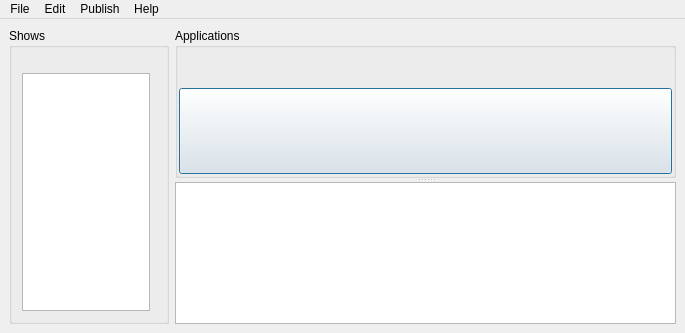
First picture: the form in dumps/studioLauncher_ui.ui, repository subing85/subins_tutorials, before the edit.
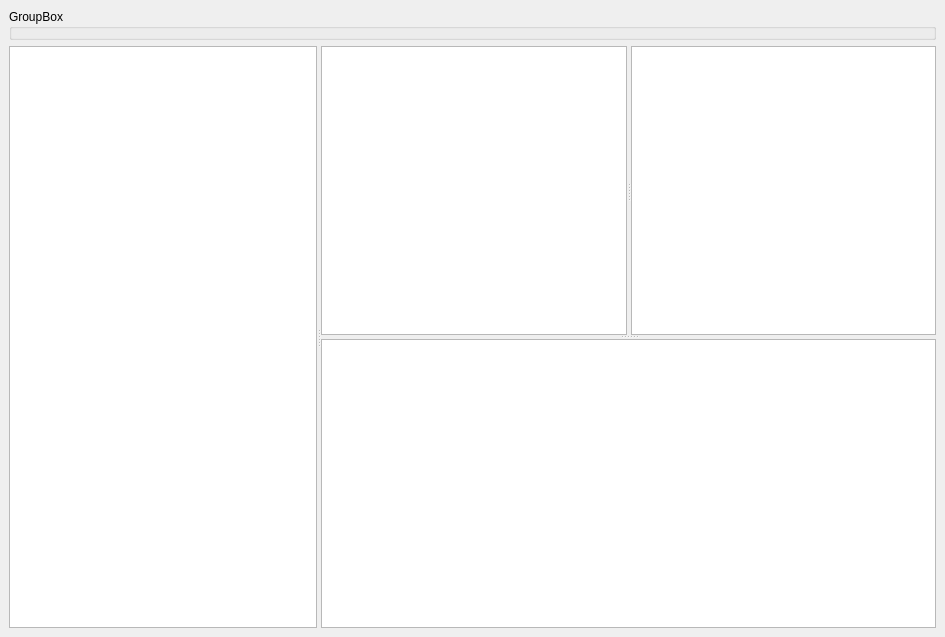
Second picture: the form after the edit.

Patch:
```diff
--- a/dumps/studioLauncher_ui.ui
+++ b/dumps/studioLauncher_ui.ui
@@ -6,155 +6,56 @@
    <rect>
     <x>0</x>
     <y>0</y>
-    <width>685</width>
-    <height>333</height>
+    <width>945</width>
+    <height>637</height>
    </rect>
   </property>
   <property name="windowTitle">
    <string>MainWindow</string>
   </property>
-  <property name="styleSheet">
-   <string notr="true"/>
-  </property>
   <widget class="QWidget" name="centralwidget">
-   <layout class="QHBoxLayout" name="horizontalLayout">
+   <layout class="QVBoxLayout" name="verticalLayout">
     <item>
-     <widget class="QGroupBox" name="groupBox_shows">
+     <widget class="QGroupBox" name="groupBox">
       <property name="sizePolicy">
-       <sizepolicy hsizetype="Fixed" vsizetype="Preferred">
+       <sizepolicy hsizetype="Preferred" vsizetype="Fixed">
         <horstretch>0</horstretch>
         <verstretch>0</verstretch>
        </sizepolicy>
       </property>
-      <property name="minimumSize">
-       <size>
-        <width>160</width>
-        <height>0</height>
-       </size>
-      </property>
-      <property name="maximumSize">
-       <size>
-        <width>160</width>
-        <height>16777215</height>
-       </size>
-      </property>
       <property name="title">
-       <string>Shows</string>
+       <string>GroupBox</string>
       </property>
-      <layout class="QVBoxLayout" name="verticalLayout">
-       <property name="leftMargin">
-        <number>10</number>
-       </property>
-       <property name="topMargin">
-        <number>25</number>
-       </property>
-       <property name="rightMargin">
-        <number>10</number>
-       </property>
-       <property name="bottomMargin">
-        <number>10</number>
-       </property>
-       <item>
-        <widget class="QListWidget" name="listWidget">
-         <property name="minimumSize">
-          <size>
-           <width>128</width>
-           <height>0</height>
-          </size>
-         </property>
-         <property name="maximumSize">
-          <size>
-           <width>128</width>
-           <height>16777215</height>
-          </size>
-         </property>
-        </widget>
-       </item>
-      </layout>
      </widget>
     </item>
     <item>
-     <widget class="QSplitter" name="splitter">
+     <widget class="QSplitter" name="splitter_1">
+      <property name="lineWidth">
+       <number>5</number>
+      </property>
+      <property name="midLineWidth">
+       <number>1</number>
+      </property>
       <property name="orientation">
-       <enum>Qt::Vertical</enum>
+       <enum>Qt::Horizontal</enum>
       </property>
-      <widget class="QGroupBox" name="groupBox_applications">
-       <property name="minimumSize">
-        <size>
-         <width>0</width>
-         <height>150</height>
-        </size>
+      <property name="handleWidth">
+       <number>4</number>
+      </property>
+      <widget class="QListWidget" name="listWidget"/>
+      <widget class="QSplitter" name="splitter_2">
+       <property name="orientation">
+        <enum>Qt::Vertical</enum>
        </property>
-       <property name="title">
-        <string>Applications</string>
-       </property>
-       <layout class="QVBoxLayout" name="verticalLayout_2">
-        <property name="spacing">
-         <number>1</number>
+       <widget class="QSplitter" name="splitter_3">
+        <property name="orientation">
+         <enum>Qt::Horizontal</enum>
         </property>
-        <property name="leftMargin">
-         <number>1</number>
-        </property>
-        <property name="topMargin">
-         <number>25</number>
-        </property>
-        <property name="rightMargin">
-         <number>1</number>
-        </property>
-        <property name="bottomMargin">
-         <number>1</number>
-        </property>
-        <item>
-         <widget class="QLabel" name="label_package">
-          <property name="sizePolicy">
-           <sizepolicy hsizetype="Preferred" vsizetype="Fixed">
-            <horstretch>0</horstretch>
-            <verstretch>0</verstretch>
-           </sizepolicy>
-          </property>
-          <property name="lineWidth">
-           <number>2</number>
-          </property>
-          <property name="text">
-           <string/>
-          </property>
-          <property name="alignment">
-           <set>Qt::AlignRight|Qt::AlignTrailing|Qt::AlignVCenter</set>
-          </property>
-         </widget>
-        </item>
-        <item>
-         <layout class="QGridLayout" name="gridLayout">
-          <property name="margin">
-           <number>0</number>
-          </property>
-          <property name="spacing">
-           <number>0</number>
-          </property>
-         </layout>
-        </item>
-        <item>
-         <widget class="QPushButton" name="button_studioShow">
-          <property name="sizePolicy">
-           <sizepolicy hsizetype="Preferred" vsizetype="Preferred">
-            <horstretch>0</horstretch>
-            <verstretch>0</verstretch>
-           </sizepolicy>
-          </property>
-          <property name="text">
-           <string/>
-          </property>
-          <property name="default">
-           <bool>true</bool>
-          </property>
-          <property name="flat">
-           <bool>false</bool>
-          </property>
-         </widget>
-        </item>
-       </layout>
+        <widget class="QListWidget" name="listWidget_2"/>
+        <widget class="QListWidget" name="listWidget_3"/>
+       </widget>
+       <widget class="QTextEdit" name="textEdit"/>
       </widget>
-      <widget class="QTextEdit" name="textEdit_output"/>
      </widget>
     </item>
    </layout>
@@ -164,42 +65,10 @@
     <rect>
      <x>0</x>
      <y>0</y>
-     <width>685</width>
+     <width>945</width>
      <height>23</height>
     </rect>
    </property>
-   <widget class="QMenu" name="menu_file">
-    <property name="title">
-     <string>File</string>
-    </property>
-    <addaction name="action_new"/>
-    <addaction name="action_exit"/>
-   </widget>
-   <widget class="QMenu" name="menu_edit">
-    <property name="title">
-     <string>Edit</string>
-    </property>
-    <addaction name="action_removeThumbs"/>
-    <addaction name="action_removePYC"/>
-   </widget>
-   <widget class="QMenu" name="menu_publish">
-    <property name="title">
-     <string>Publish</string>
-    </property>
-    <addaction name="action_patch"/>
-    <addaction name="action_minor"/>
-    <addaction name="action_major"/>
-   </widget>
-   <widget class="QMenu" name="menu_help">
-    <property name="title">
-     <string>Help</string>
-    </property>
-    <addaction name="action_aboutApplication"/>
-   </widget>
-   <addaction name="menu_file"/>
-   <addaction name="menu_edit"/>
-   <addaction name="menu_publish"/>
-   <addaction name="menu_help"/>
   </widget>
   <action name="action_removeThumbs">
    <property name="text">
```
Left out of the diff: 52 changed lines with no effect on the pictures.
